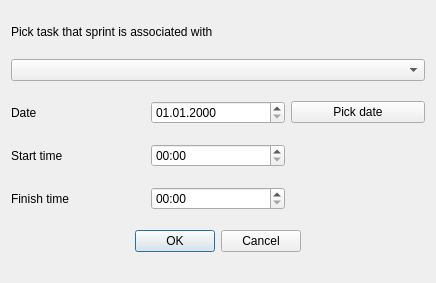
This is qt_gui/ui/add_sprint_dialog.ui in ravenvz/SprintTimer as Qt 5 draws it before an edit. The edited form follows.
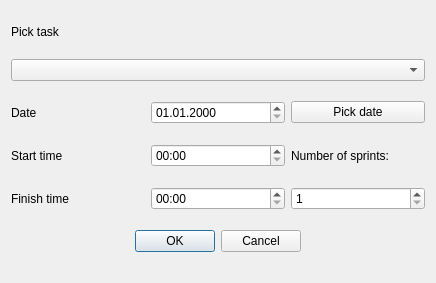
This is the edited form.

Commit message: Multiple sprints can now be added in manual add dialog

```diff
--- a/qt_gui/ui/add_sprint_dialog.ui
+++ b/qt_gui/ui/add_sprint_dialog.ui
@@ -100,7 +100,24 @@
       </font>
      </property>
      <property name="text">
-      <string>Pick task that sprint is associated with</string>
+      <string>Pick task</string>
+     </property>
+    </widget>
+   </item>
+   <item row="3" column="2">
+    <widget class="QLabel" name="lblNumSprints">
+     <property name="text">
+      <string>Number of sprints:</string>
+     </property>
+    </widget>
+   </item>
+   <item row="4" column="2">
+    <widget class="QSpinBox" name="sbNumSpints">
+     <property name="minimum">
+      <number>1</number>
+     </property>
+     <property name="value">
+      <number>1</number>
      </property>
     </widget>
    </item>
```
The commit also changes 7 other files.
